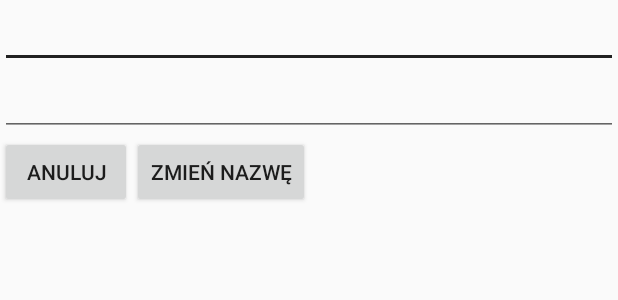
After one commit to Sklonowanaowca/Zakupoholik, an Android app: the layout dialog_rename_redata_list.xml on its own in the app's theme, with its tools: preview values and no code run, on a phone screen of 412 x 824 dp. The commit adds this screen. Shown: the top 300 px of the screen. Run offline under Robolectric (Android 15) with nearby library versions, the phone set to English and light mode, and no system bars; network calls fail.

Commit message:
rename && redate list in serwer database, but don't display in app

```diff
--- /dev/null
+++ b/app/src/main/res/layout/dialog_rename_redata_list.xml
@@ -0,0 +1,39 @@
+<?xml version="1.0" encoding="utf-8"?>
+<LinearLayout xmlns:android="http://schemas.android.com/apk/res/android"
+    android:orientation="vertical" android:layout_width="match_parent"
+    android:layout_height="match_parent">
+
+    <EditText
+        android:layout_width="match_parent"
+        android:layout_height="wrap_content"
+        android:inputType="textPersonName"
+        android:ems="10"
+        android:id="@+id/rename_list" />
+
+    <EditText
+        android:layout_width="match_parent"
+        android:layout_height="wrap_content"
+        android:inputType="textPersonName"
+        android:ems="10"
+        android:id="@+id/redate_list" />
+
+    <LinearLayout
+        android:layout_width="match_parent"
+        android:layout_height="wrap_content"
+        android:orientation="horizontal">
+
+        <Button
+            android:layout_width="wrap_content"
+            android:layout_height="wrap_content"
+            android:text="@string/rename_list_cancel_button"
+            android:id="@+id/cancel_button"
+            android:layout_gravity="right" />
+        <Button
+            android:layout_width="wrap_content"
+            android:layout_height="wrap_content"
+            android:text="@string/rename_list_ok_button"
+            android:id="@+id/ok_button"
+            android:layout_gravity="right"/>
+
+    </LinearLayout>
+</LinearLayout>
--- a/app/src/main/res/values/strings.xml
+++ b/app/src/main/res/values/strings.xml
@@ -32,4 +32,9 @@
     <string name="add_list_data_hint">Data zakupów</string>
     <string name="add_list_positive_button">Dodaj liste</string>
     <string name="add_list_negative_button">Anuluj</string>
+
+    <!-- Strings related to renaming list in dialog-->
+    <string name="rename_list_title">Zmień nazwę listy</string>
+    <string name="rename_list_ok_button">Zmień nazwę</string>
+    <string name="rename_list_cancel_button">Anuluj</string>
 </resources>
```
Also changed, not shown: app/src/main/java/com/example/monia/zakupoholik/ListsAdapter.java (+71 -5 lines), app/src/main/java/com/example/monia/zakupoholik/RenameRedateListRequest.java (added, +30 -0 lines).
